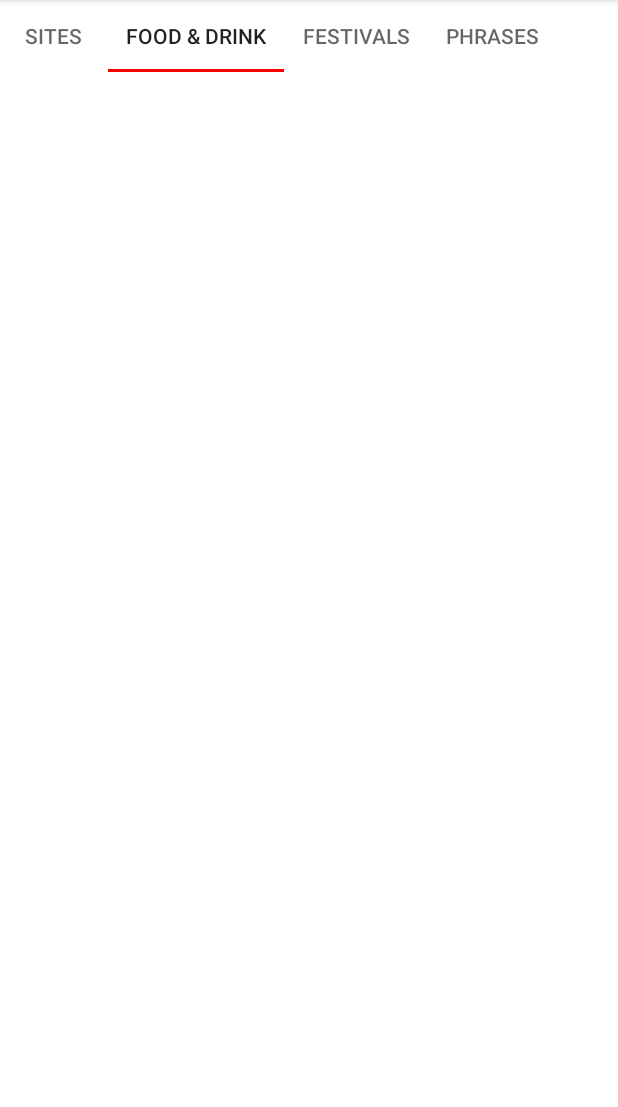
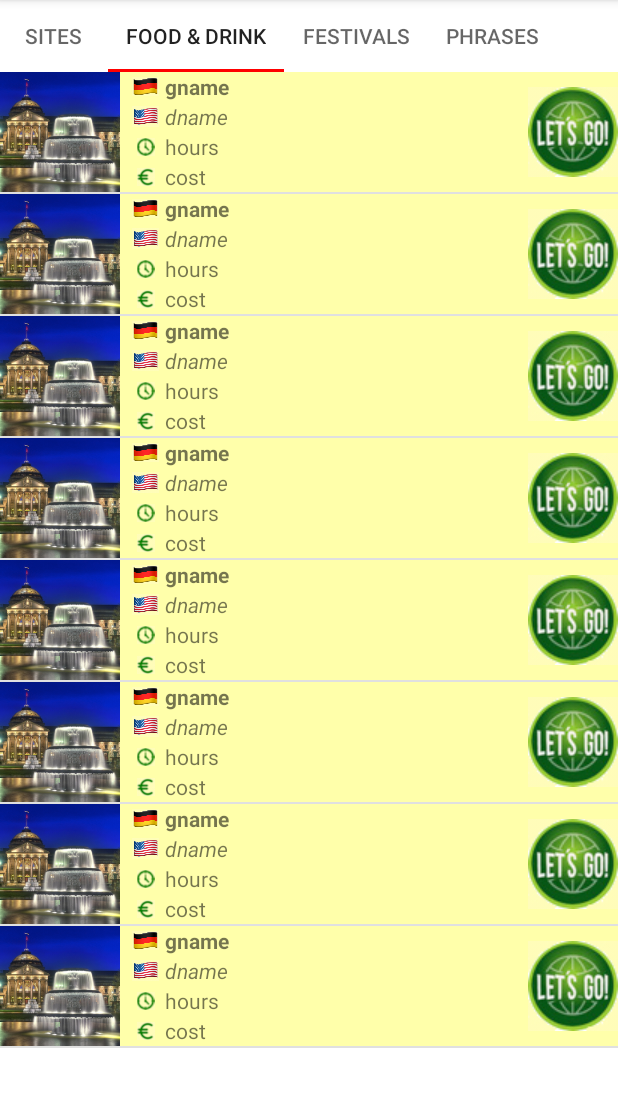
Before and after one commit to davej33/WiesbadenTourApp, an Android app: the screen it shows after launch (MainActivity), tab 2 chosen, on a phone screen of 412 x 824 dp, the part 84-1191 px from its top. Run offline under Robolectric (Android 15) with nearby library versions, the phone set to English and light mode, and no system bars.

Commit message:
added food/drink and festival fragment templates

```diff
--- a/app/src/main/java/com/example/android/wiesbadentourapp/FestivalsFragment.java
+++ b/app/src/main/java/com/example/android/wiesbadentourapp/FestivalsFragment.java
@@ -1,10 +1,56 @@
 package com.example.android.wiesbadentourapp;
 
+import android.content.Intent;
+import android.net.Uri;
+import android.os.Bundle;
 import android.support.v4.app.Fragment;
+import android.view.LayoutInflater;
+import android.view.View;
+import android.view.ViewGroup;
+import android.widget.AdapterView;
+import android.widget.ListView;
+
+import java.util.ArrayList;
 
 /**
  * Created by dnj on 10/14/16.
  */
 
 public class FestivalsFragment extends Fragment {
+
+    //create blank constructor
+    public FestivalsFragment(){
+
+    }
+
+    // Create view
+    @Override
+    public View onCreateView(LayoutInflater inflater, ViewGroup container, Bundle savedInstanceState) {
+        View rootView = inflater.inflate(R.layout.list_view, container, false);
+
+        final ArrayList<TourInfoItem> items = new ArrayList<TourInfoItem>();
+        items.add(new TourInfoItem("gname","dname","hours","cost", R.drawable.kurhaus, "https://www.espn.com", "location"));
+        items.add(new TourInfoItem("gname","dname","hours","cost", R.drawable.kurhaus, "https://www.espn.com", "location"));
+        items.add(new TourInfoItem("gname","dname","hours","cost", R.drawable.kurhaus, "https://www.espn.com", "location"));
+        items.add(new TourInfoItem("gname","dname","hours","cost", R.drawable.kurhaus, "https://www.espn.com", "location"));
+        items.add(new TourInfoItem("gname","dname","hours","cost", R.drawable.kurhaus, "https://www.espn.com", "location"));
+        items.add(new TourInfoItem("gname","dname","hours","cost", R.drawable.kurhaus, "https://www.espn.com", "location"));
+        items.add(new TourInfoItem("gname","dname","hours","cost", R.drawable.kurhaus, "https://www.espn.com", "location"));
+        items.add(new TourInfoItem("gname","dname","hours","cost", R.drawable.kurhaus, "https://www.espn.com", "location"));
+
+        TourInfoItemAdapter adapter = new TourInfoItemAdapter(getActivity(), items, R.color.primaryLight);
+        ListView listView = (ListView) rootView.findViewById(R.id.list_view_id);
+        listView.setAdapter(adapter);
+
+        listView.setOnItemClickListener(new AdapterView.OnItemClickListener() {
+            @Override
+            public void onItemClick(AdapterView<?> parent, View view, int position, long id) {
+                TourInfoItem item = items.get(position);
+                Intent website = new Intent(Intent.ACTION_VIEW, Uri.parse(item.getmWebsite()));
+                startActivity(website);
+            }
+        });
+
+        return rootView;
+    }
 }
--- a/app/src/main/java/com/example/android/wiesbadentourapp/FoodDrinkFragment.java
+++ b/app/src/main/java/com/example/android/wiesbadentourapp/FoodDrinkFragment.java
@@ -1,10 +1,58 @@
 package com.example.android.wiesbadentourapp;
 
+import android.content.Intent;
+import android.net.Uri;
+import android.os.Bundle;
 import android.support.v4.app.Fragment;
+import android.view.LayoutInflater;
+import android.view.View;
+import android.view.ViewGroup;
+import android.widget.AdapterView;
+import android.widget.ListView;
+
+import java.util.ArrayList;
 
 /**
  * Created by dnj on 10/14/16.
  */
 
 public class FoodDrinkFragment extends Fragment {
+
+    public FoodDrinkFragment() {
+    }
+
+    @Override
+    public View onCreateView(LayoutInflater inflater,  ViewGroup container, Bundle savedInstanceState) {
+
+        // create view
+        View rootView = inflater.inflate(R.layout.list_view, container, false);
+
+        // create and initialize arraylist
+        final ArrayList<TourInfoItem> items = new ArrayList<TourInfoItem>();
+        items.add(new TourInfoItem("gname","dname","hours","cost", R.drawable.kurhaus, "https://www.espn.com", "location"));
+        items.add(new TourInfoItem("gname","dname","hours","cost", R.drawable.kurhaus, "https://www.espn.com", "location"));
+        items.add(new TourInfoItem("gname","dname","hours","cost", R.drawable.kurhaus, "https://www.espn.com", "location"));
+        items.add(new TourInfoItem("gname","dname","hours","cost", R.drawable.kurhaus, "https://www.espn.com", "location"));
+        items.add(new TourInfoItem("gname","dname","hours","cost", R.drawable.kurhaus, "https://www.espn.com", "location"));
+        items.add(new TourInfoItem("gname","dname","hours","cost", R.drawable.kurhaus, "https://www.espn.com", "location"));
+        items.add(new TourInfoItem("gname","dname","hours","cost", R.drawable.kurhaus, "https://www.espn.com", "location"));
+        items.add(new TourInfoItem("gname","dname","hours","cost", R.drawable.kurhaus, "https://www.espn.com", "location"));
+
+        // create adapter and set to list view
+        TourInfoItemAdapter adapter = new TourInfoItemAdapter(getActivity(), items, R.color.primaryLight);
+        final ListView listView = (ListView) rootView.findViewById(R.id.list_view_id);
+        listView.setAdapter(adapter);
+
+        listView.setOnItemClickListener(new AdapterView.OnItemClickListener() {
+            @Override
+            public void onItemClick(AdapterView<?> parent, View view, int position, long id) {
+                TourInfoItem item = items.get(position);
+                Intent website = new Intent(Intent.ACTION_VIEW, Uri.parse(item.getmWebsite()));
+                startActivity(website);
+            }
+        });
+
+
+        return rootView;
+    }
 }
--- a/app/src/main/java/com/example/android/wiesbadentourapp/SiteFragment.java
+++ b/app/src/main/java/com/example/android/wiesbadentourapp/SiteFragment.java
@@ -18,8 +18,6 @@ import java.util.ArrayList;
 
 public class SiteFragment extends Fragment {
 
-    String website;
-    Uri url;
     // empty constructor
     public SiteFragment(){
     }
@@ -58,9 +56,7 @@ public class SiteFragment extends Fragment {
             @Override
             public void onItemClick(AdapterView<?> parent, View view, int position, long id) {
                 TourInfoItem item = items.get(position);
-                String website = item.getmWebsite();
-                Uri url = Uri.parse(website);
-                Intent browser = new Intent(Intent.ACTION_VIEW, url);
+                Intent browser = new Intent(Intent.ACTION_VIEW, Uri.parse(item.getmWebsite()));
                 startActivity(browser);
             }
         });
```
Also changed, not shown: app/src/main/res/drawable/kurhaus_old.jpg (deleted), 1 other file.
